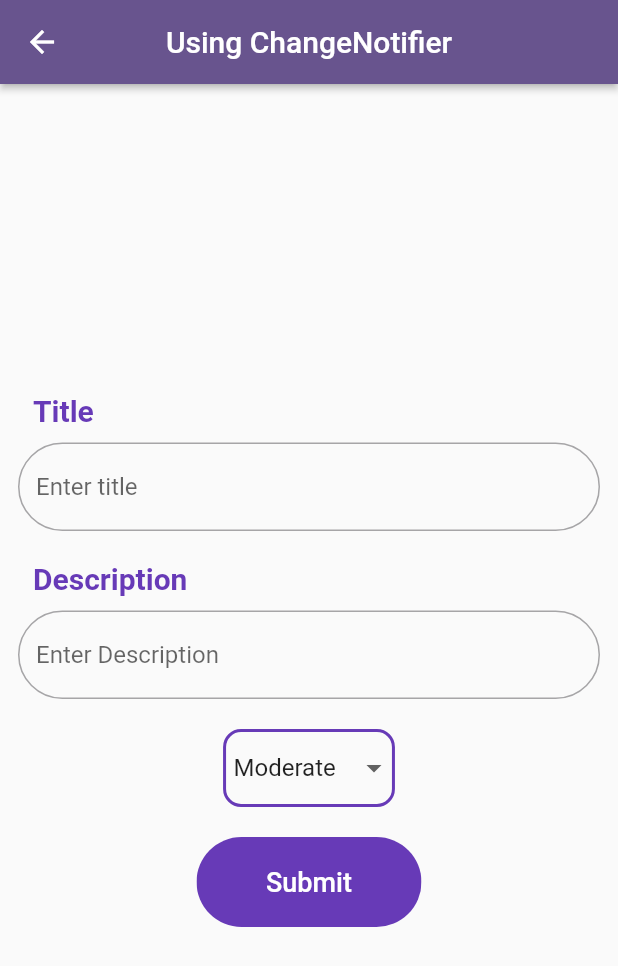
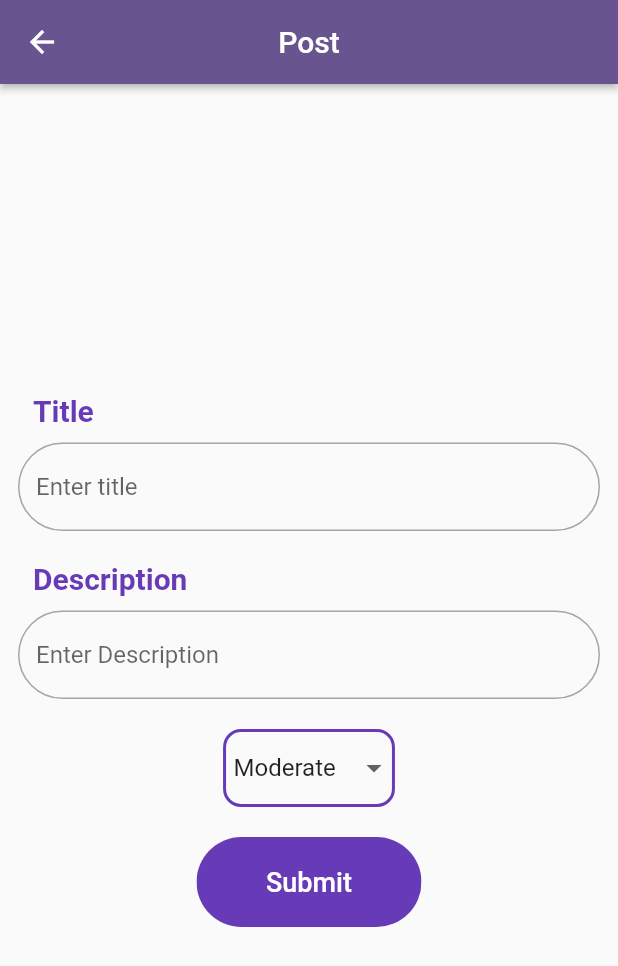
Before and after one commit to samuelthapamagar/form_example, a Flutter app: the screen it shows after launch, after a tap on "Post request", on a phone screen of 412 x 824 dp. Shown: the top 966 px of the screen. Run offline on Flutter 3.47's test engine with Material 2 defaults, Android fonts, the phone set to English and light mode, and no system bars; our stand-ins replace flutter_riverpod; network calls fail.

```diff
--- a/lib/pages/homepage2.dart
+++ b/lib/pages/homepage2.dart
@@ -41,7 +41,7 @@ class _HomePage2 extends ConsumerState<HomePage2> {
 
     return Scaffold(
       appBar: AppBar(
-        title: const Text('Using FutureProvider'),
+        title: const Text('Flutter riverpod with api'),
         centerTitle: true,
         elevation: 2,
       ),
@@ -60,7 +60,7 @@ class _HomePage2 extends ConsumerState<HomePage2> {
                     color: Colors.deepPurple),
               ),
             ),
-const SizedBox(height: 20),
+               const SizedBox(height: 20),
             Row(
               mainAxisAlignment: MainAxisAlignment.spaceEvenly,
               children: [
--- a/lib/pages/post_request_page.dart
+++ b/lib/pages/post_request_page.dart
@@ -34,7 +34,7 @@ class _PostRequestPage extends ConsumerState<PostRequestPage> {
 // final postProvider = ref.watch(formProvider).;
     return Scaffold(
       appBar: AppBar(
-        title: const Text('Using ChangeNotifier'),
+        title: const Text('Post'),
         centerTitle: true,
         elevation: 2,
       ),
--- a/lib/pages/submit_page.dart
+++ b/lib/pages/submit_page.dart
@@ -13,7 +13,7 @@ class SubmitPage extends ConsumerWidget {
 
     return Scaffold(
       appBar: AppBar(
-        title: const Text('Submit Page'),
+        title: const Text('Your request'),
         centerTitle: true,
       ),
       body: Padding(
--- a/pubspec.yaml
+++ b/pubspec.yaml
@@ -18,6 +18,7 @@ dependencies:
   cupertino_icons: ^1.0.2
   flutter_riverpod: ^2.3.6
   http: ^1.1.0
+  auto_route: ^7.7.0
 
 dev_dependencies:
   flutter_test:
```
Also changed, not shown: pubspec.lock.
